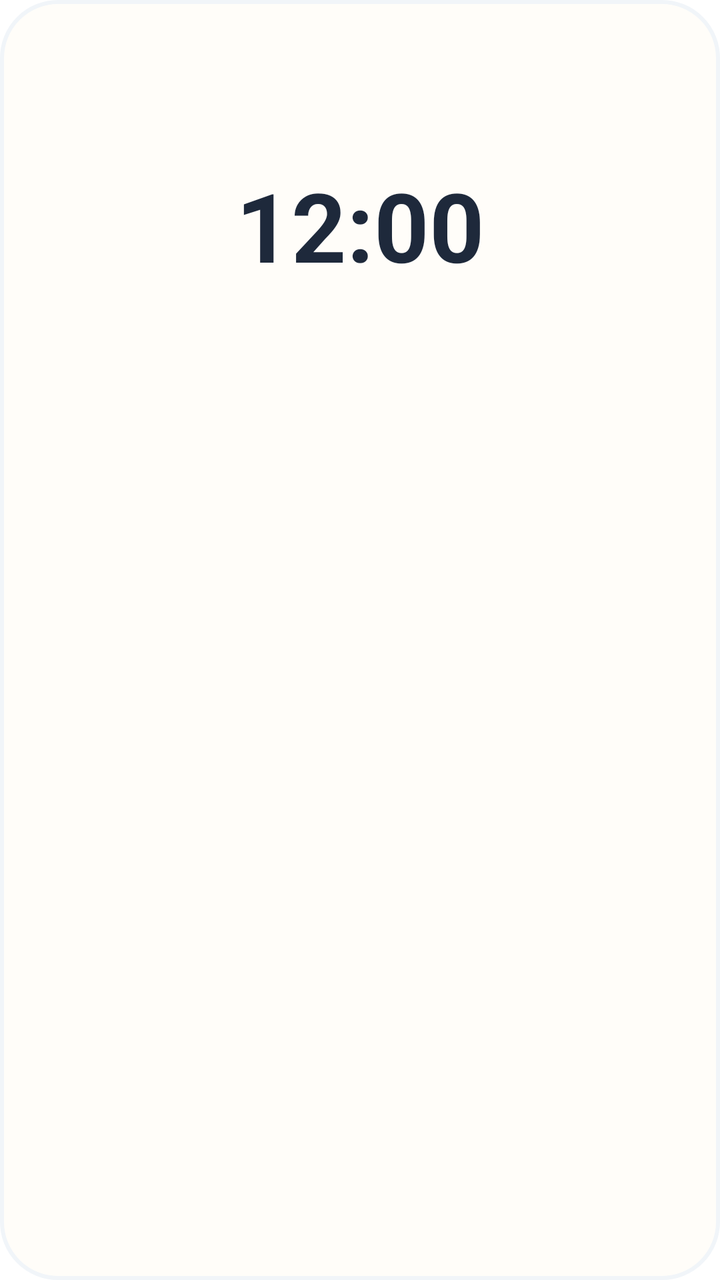
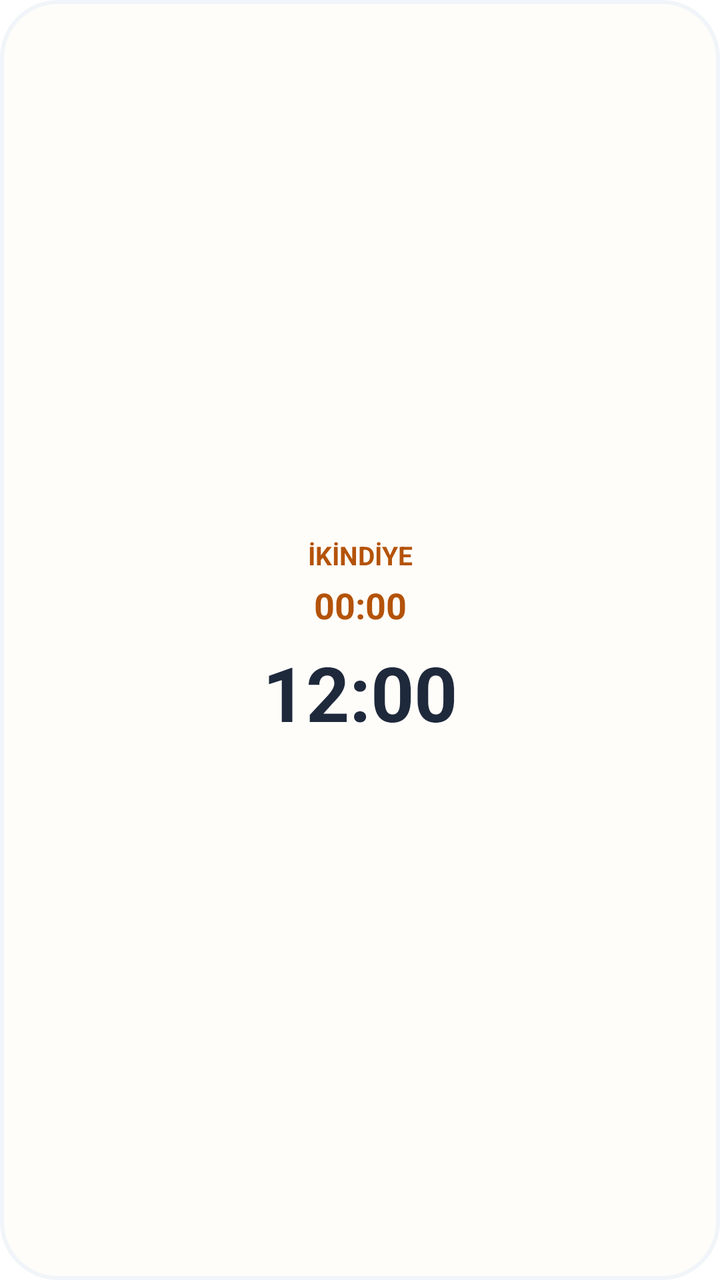

Before-and-after screenshots of an Android layout around one commit, followed by the original layout XML and the change that was made.
<!-- AndroidManifest.xml: fallback theme Theme.MaterialComponents.DayNight.NoActionBar -->
<!-- res/layout/widget_prayer_digital_clock.xml -->
<?xml version="1.0" encoding="utf-8"?>
<RelativeLayout xmlns:android="http://schemas.android.com/apk/res/android"
    android:id="@+id/widget_root_layout"
    android:layout_width="match_parent"
    android:layout_height="match_parent"
    android:background="@drawable/widget_digital_clock_bg"
    android:padding="12dp"
    android:clickable="true"
    android:focusable="true">

    <LinearLayout
        android:id="@+id/widget_container"
        android:layout_width="match_parent"
        android:layout_height="match_parent"
        android:orientation="vertical"
        android:gravity="center_horizontal">

        
        <TextView
            android:id="@+id/widget_active_vakit"
            android:layout_width="match_parent"
            android:layout_height="wrap_content"
            android:textColor="@color/widget_digital_accent"
            android:textSize="14sp"
            android:textStyle="bold"
            android:gravity="center"
            android:singleLine="true" />

        
        <TextView
            android:id="@+id/widget_countdown"
            android:layout_width="match_parent"
            android:layout_height="wrap_content"
            android:layout_marginTop="8dp"
            android:textColor="@color/widget_digital_accent"
            android:textSize="22sp"
            android:textStyle="bold"
            android:singleLine="true"
            android:gravity="center" />

        
        <LinearLayout
            android:id="@+id/widget_clock_container"
            android:layout_width="match_parent"
            android:layout_height="wrap_content"
            android:orientation="horizontal"
            android:layout_marginTop="12dp"
            android:gravity="center">

            <TextClock
                android:id="@+id/widget_hour_clock"
                android:layout_width="match_parent"
                android:layout_height="wrap_content"
                android:format24Hour="HH:mm"
                android:format12Hour="hh:mm"
                android:textColor="@color/widget_digital_primary"
                android:textSize="48sp"
                android:textStyle="bold"
                android:gravity="center" />
        </LinearLayout>

    </LinearLayout>

</RelativeLayout>
<!-- resources referenced by this layout -->
<resources>
  <color name="widget_digital_accent">#B45309</color>
  <color name="widget_digital_primary">#1E293B</color>
  <!-- drawable widget_digital_clock_bg (drawable) -->
  <?xml version="1.0" encoding="utf-8"?>
  <shape xmlns:android="http://schemas.android.com/apk/res/android"
      android:shape="rectangle">
      <corners android:radius="28dp" />
      <solid android:color="@color/widget_digital_bg" />
      <stroke
          android:width="2dp"
          android:color="@color/widget_digital_border" />
  </shape>
  <color name="widget_digital_bg">#FFFDF9</color>
  <color name="widget_digital_border">#F1F5F9</color>
</resources>

<!-- the commit's change to res/layout/widget_prayer_digital_clock.xml (unified diff, before → after) -->
@@ -13,28 +13,30 @@
         android:layout_width="match_parent"
         android:layout_height="match_parent"
         android:orientation="vertical"
-        android:gravity="center_horizontal">
+        android:gravity="center">
 
         
         <TextView
             android:id="@+id/widget_active_vakit"
             android:layout_width="match_parent"
             android:layout_height="wrap_content"
+            android:text="İKİNDİYE"
             android:textColor="@color/widget_digital_accent"
-            android:textSize="14sp"
+            android:textSize="13sp"
             android:textStyle="bold"
             android:gravity="center"
             android:singleLine="true" />
 
         
-        <TextView
+        <Chronometer
             android:id="@+id/widget_countdown"
             android:layout_width="match_parent"
             android:layout_height="wrap_content"
-            android:layout_marginTop="8dp"
+            android:layout_marginTop="4dp"
             android:textColor="@color/widget_digital_accent"
-            android:textSize="22sp"
+            android:textSize="18sp"
             android:textStyle="bold"
+            android:countDown="true"
             android:singleLine="true"
             android:gravity="center" />
 
@@ -44,7 +46,7 @@
             android:layout_width="match_parent"
             android:layout_height="wrap_content"
             android:orientation="horizontal"
-            android:layout_marginTop="12dp"
+            android:layout_marginTop="6dp"
             android:gravity="center">
 
             <TextClock
@@ -54,7 +56,7 @@
                 android:format24Hour="HH:mm"
                 android:format12Hour="hh:mm"
                 android:textColor="@color/widget_digital_primary"
-                android:textSize="48sp"
+                android:textSize="38sp"
                 android:textStyle="bold"
                 android:gravity="center" />
         </LinearLayout>
